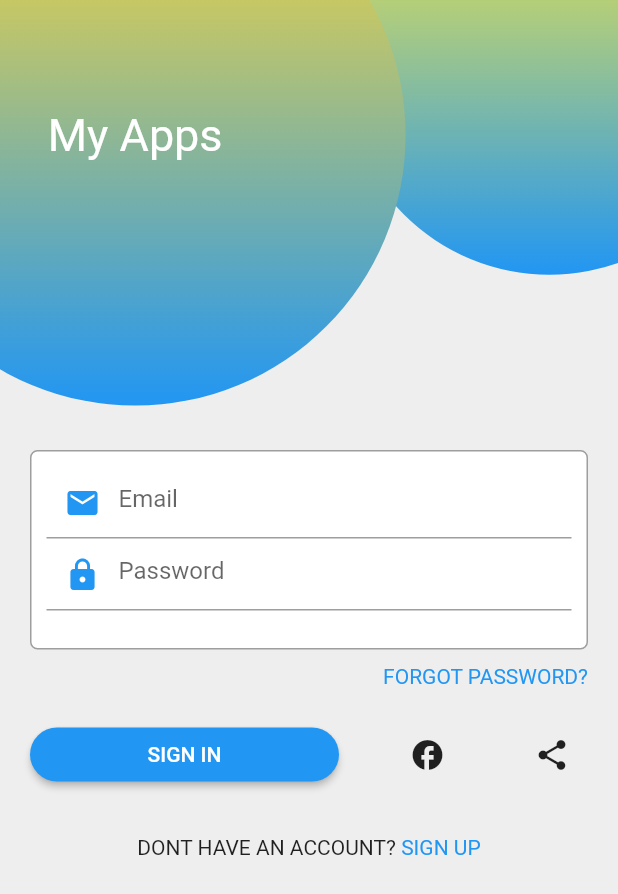
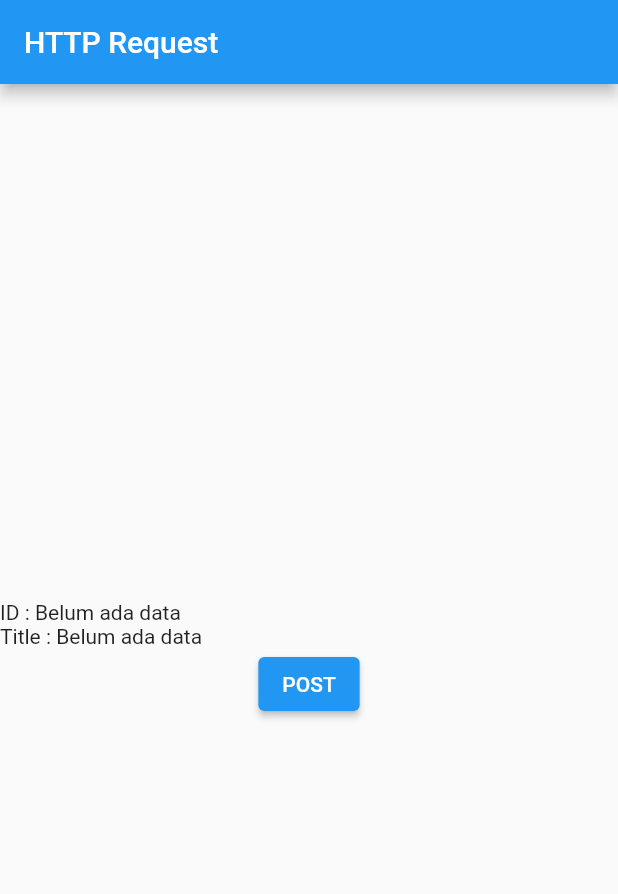
Before and after one commit to askaerlangga/belajar_flutter_dasar, a Flutter app: the screen it shows after launch, on a phone screen of 412 x 824 dp. Shown: the top 894 px of the screen. Run offline on Flutter 3.47's test engine with Material 2 defaults, Android fonts, the phone set to English and light mode, and no system bars.

Commit message:
Http Request POST

```diff
--- a/lib/home_page.dart
+++ /dev/null
@@ -1,134 +0,0 @@
-import 'package:flutter/material.dart';
-
-class HomePage extends StatelessWidget {
-  const HomePage({Key? key}) : super(key: key);
-  double smallDiameter(BuildContext context) =>
-      MediaQuery.of(context).size.width * 2 / 3;
-  double bigDiameter(BuildContext context) =>
-      MediaQuery.of(context).size.width * 7 / 8;
-
-  @override
-  Widget build(BuildContext context) {
-    return Scaffold(
-      backgroundColor: Colors.grey.shade200,
-      body: Stack(
-        children: <Widget>[
-          Positioned(
-            right: -smallDiameter(context) / 3,
-            top: -smallDiameter(context) / 3,
-            child: Container(
-              width: smallDiameter(context),
-              height: smallDiameter(context),
-              decoration: BoxDecoration(
-                  shape: BoxShape.circle,
-                  gradient: LinearGradient(
-                    colors: [Colors.yellow, Colors.blue],
-                    begin: Alignment.topCenter,
-                    end: Alignment.bottomCenter,
-                  )),
-            ),
-          ),
-          Positioned(
-            left: -bigDiameter(context) / 4,
-            top: -bigDiameter(context) / 4,
-            child: Container(
-              child: Center(
-                  child: Text('My Apps',
-                      style: TextStyle(
-                        color: Colors.white,
-                        fontSize: 30,
-                      ))),
-              width: bigDiameter(context),
-              height: bigDiameter(context),
-              decoration: BoxDecoration(
-                  shape: BoxShape.circle,
-                  gradient: LinearGradient(
-                    colors: [Colors.yellow.shade600, Colors.blue],
-                    begin: Alignment.topCenter,
-                    end: Alignment.bottomCenter,
-                  )),
-            ),
-          ),
-          Align(
-            alignment: Alignment.bottomCenter,
-            child: ListView(
-              children: <Widget>[
-                Container(
-                    decoration: BoxDecoration(
-                        color: Colors.white,
-                        border: Border.all(color: Colors.grey),
-                        borderRadius: BorderRadius.circular(5)),
-                    margin: EdgeInsets.fromLTRB(20, 300, 20, 10),
-                    padding: EdgeInsets.fromLTRB(10, 10, 10, 25),
-                    child: Column(children: <Widget>[
-                      TextField(
-                        decoration: InputDecoration(
-                            hintText: 'Email',
-                            prefixIcon: Icon(Icons.email, color: Colors.blue),
-                            focusedBorder: UnderlineInputBorder(
-                                borderSide: BorderSide(color: Colors.grey))),
-                      ),
-                      TextField(
-                        obscureText: true,
-                        decoration: InputDecoration(
-                            hintText: 'Password',
-                            prefixIcon: Icon(Icons.lock, color: Colors.blue),
-                            focusedBorder: UnderlineInputBorder(
-                                borderSide: BorderSide(color: Colors.grey))),
-                      ),
-                    ])),
-                Align(
-                  alignment: Alignment.centerRight,
-                  child: Container(
-                    margin: EdgeInsets.only(right: 20, bottom: 20),
-                    child: Text(
-                      'FORGOT PASSWORD?',
-                      style: TextStyle(
-                        color: Colors.blue,
-                      ),
-                    ),
-                  ),
-                ),
-                Container(
-                  margin: EdgeInsets.fromLTRB(20, 0, 20, 30),
-                  child: Row(
-                    mainAxisAlignment: MainAxisAlignment.spaceBetween,
-                    children: <Widget>[
-                      Container(
-                        width: MediaQuery.of(context).size.width * 0.5,
-                        child: SizedBox(
-                          width: double.infinity,
-                          child: MaterialButton(
-                            color: Colors.blue,
-                            onPressed: () {},
-                            child: Text('SIGN IN',
-                                style: TextStyle(color: Colors.white)),
-                            shape: RoundedRectangleBorder(
-                                borderRadius: BorderRadius.circular(20)),
-                          ),
-                        ),
-                      ),
-                      IconButton(onPressed: () {}, icon: Icon(Icons.facebook)),
-                      IconButton(onPressed: () {}, icon: Icon(Icons.share))
-                    ],
-                  ),
-                ),
-                Container(
-                    child: Row(
-                  mainAxisAlignment: MainAxisAlignment.center,
-                  children: <Widget>[
-                    Text('DONT HAVE AN ACCOUNT? '),
-                    Text(
-                      'SIGN UP',
-                      style: TextStyle(color: Colors.blue),
-                    ),
-                  ],
-                )),
-              ],
-            ),
-          )
-        ],
-      ),
-    );
-  }
-}
--- a/lib/main.dart
+++ b/lib/main.dart
@@ -1,16 +1,14 @@
-import 'package:belajar_flutter_dasar/home_page.dart';
+import 'package:belajar_flutter_dasar/page/home_page.dart';
 import 'package:flutter/material.dart';
 
-void main() {
-  runApp(MyApp());
-}
+void main() => runApp(MyApp());
+
 class MyApp extends StatelessWidget {
-  const MyApp({ Key? key }) : super(key: key);
+  const MyApp({Key? key}) : super(key: key);
 
   @override
   Widget build(BuildContext context) {
     return MaterialApp(
-      debugShowCheckedModeBanner: false,
       home: HomePage(),
     );
   }
--- /dev/null
+++ b/lib/model/person.dart
@@ -0,0 +1,10 @@
+class Person {
+  final int? id;
+  final String? title;
+
+  const Person({this.id, this.title});
+
+  factory Person.fromJson(Map<String, dynamic> json) {
+    return Person(id: json['id'], title: json['title']);
+  }
+}
--- /dev/null
+++ b/lib/model/post.dart
@@ -0,0 +1,22 @@
+import 'dart:convert';
+
+import 'package:belajar_flutter_dasar/model/person.dart';
+import 'package:http/http.dart' as http;
+
+class PostData {
+  final urlAPI = 'https://jsonplaceholder.typicode.com/albums';
+
+  Future postData(String title) async {
+    try {
+      final response =
+          await http.post(Uri.parse(urlAPI), body: {'title': title});
+      if (response.statusCode == 201) {
+        return Person.fromJson(jsonDecode(response.body));
+      } else {
+        throw Exception('Failed to create data.');
+      }
+    } catch (e) {
+      return e.toString();
+    }
+  }
+}
--- /dev/null
+++ b/lib/page/home_page.dart
@@ -0,0 +1,43 @@
+import 'package:flutter/material.dart';
+import 'package:belajar_flutter_dasar/model/post.dart';
+import 'package:belajar_flutter_dasar/model/person.dart';
+
+class HomePage extends StatefulWidget {
+  const HomePage({Key? key}) : super(key: key);
+
+  @override
+  _HomePageState createState() => _HomePageState();
+}
+
+class _HomePageState extends State<HomePage> {
+  PostData postData = PostData();
+  Person person = Person();
+  String data = 'Belum ada data';
+  @override
+  Widget build(BuildContext context) {
+    return Scaffold(
+      appBar: AppBar(
+        title: Text('HTTP Request'),
+      ),
+      body: Column(
+        mainAxisAlignment: MainAxisAlignment.center,
+        children: <Widget>[
+          Row(
+            children: [Text('ID : '), Text('${person.id ?? data}')],
+          ),
+          Row(
+            children: [Text('Title : '), Text(person.title ?? data)],
+          ),
+          ElevatedButton(
+              onPressed: () async {
+                await postData.postData('aska').then((value) {
+                  person = value;
+                  setState(() {});
+                });
+              },
+              child: Text('POST'))
+        ],
+      ),
+    );
+  }
+}
--- a/pubspec.yaml
+++ b/pubspec.yaml
@@ -29,6 +29,7 @@ environment:
 dependencies:
   flutter:
     sdk: flutter
+  http: ^0.13.4
 
 
   # The following adds the Cupertino Icons font to your application.
```
Also changed, not shown: pubspec.lock, 1 other file.
